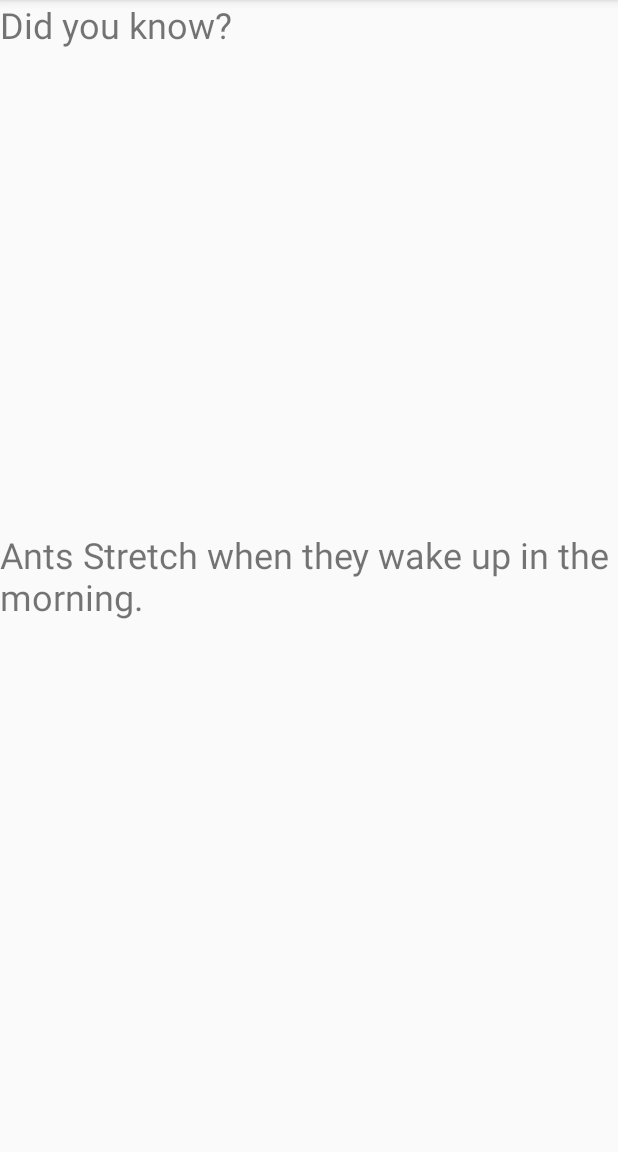
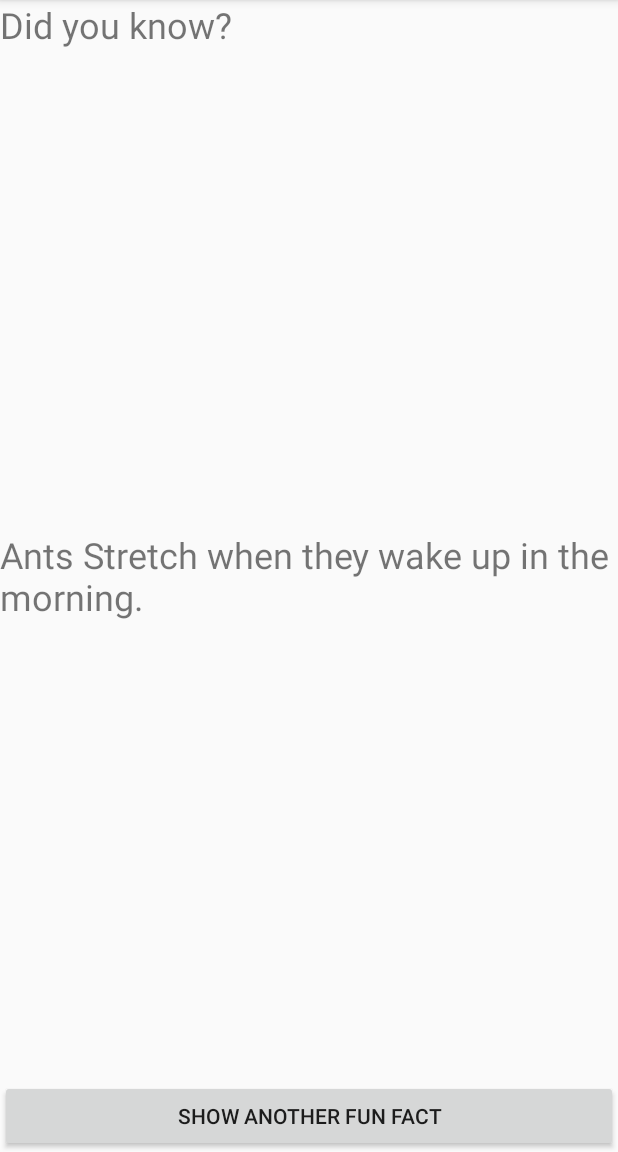
Before and after one commit to PardeepS2/FunFacts, an Android app: the screen it shows after launch (MainActivity), on a phone screen of 412 x 824 dp, the part 84-1236 px from its top. Run offline under Robolectric (Android 15) with nearby library versions, the phone set to English and light mode, and no system bars.

Commit message:
added button and named it "show another fun fact"

```diff
--- a/app/src/main/res/layout/activity_main.xml
+++ b/app/src/main/res/layout/activity_main.xml
@@ -22,4 +22,12 @@
         android:text="Ants Stretch when they wake up in the morning."
         android:textSize="24sp" />
 
+    <Button
+        android:id="@+id/button"
+        android:layout_width="match_parent"
+        android:layout_height="wrap_content"
+        android:layout_alignParentBottom="true"
+        android:layout_centerHorizontal="true"
+        android:text="Show another fun fact" />
+
 </RelativeLayout>
```
